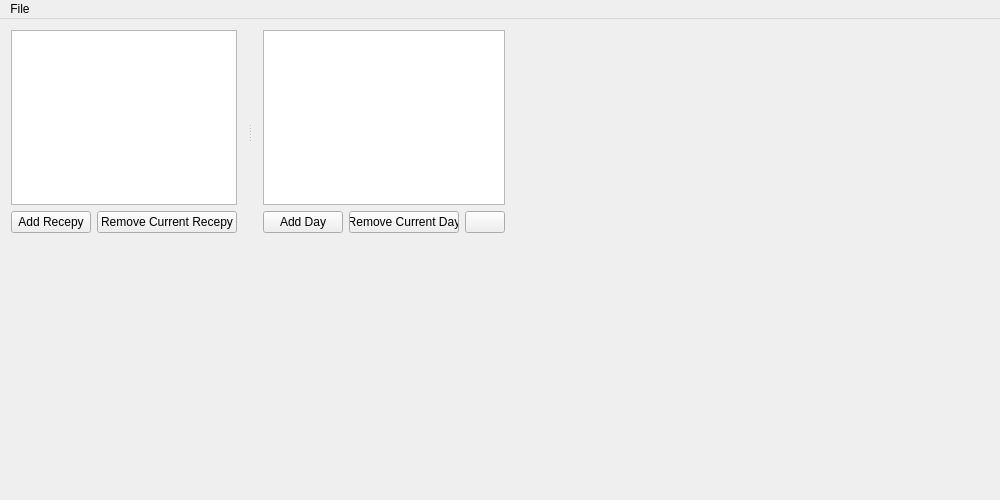
The window that mainwindow.ui (benjamin-zach/MiCasaQt) describes before a commit, drawn with Qt 5.
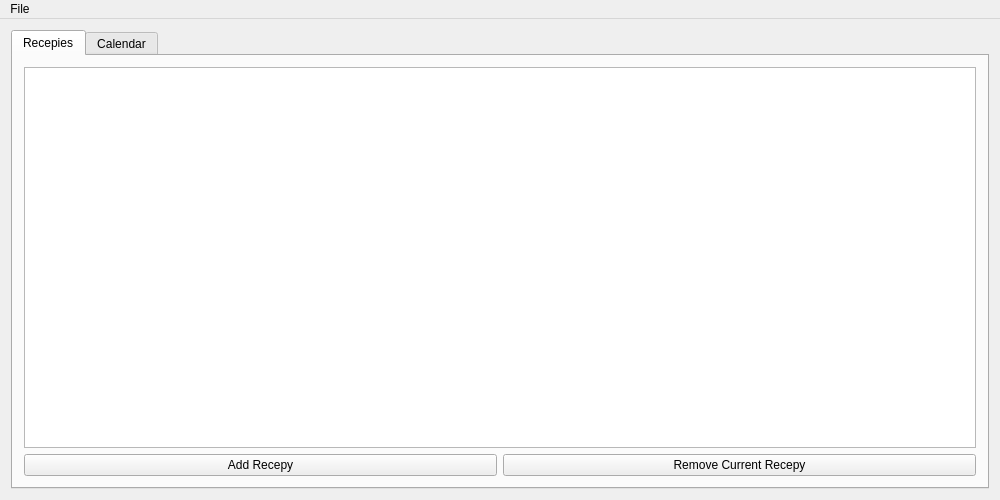
The same window after the commit. Icons and pictures are not drawn.

Diff of the .ui file:
```diff
--- a/mainwindow.ui
+++ b/mainwindow.ui
@@ -14,19 +14,18 @@
    <string>MainWindow</string>
   </property>
   <widget class="QWidget" name="centralWidget">
-   <widget class="QSplitter" name="splitter">
-    <property name="geometry">
-     <rect>
-      <x>0</x>
-      <y>0</y>
-      <width>516</width>
-      <height>225</height>
-     </rect>
-    </property>
-    <property name="orientation">
-     <enum>Qt::Horizontal</enum>
-    </property>
-    <widget class="QWidget" name="layoutWidget">
+   <layout class="QGridLayout" name="gridLayout_2">
+    <item row="0" column="0">
+     <widget class="QTabWidget" name="tabWidget">
+      <property name="currentIndex">
+       <number>0</number>
+      </property>
+      <widget class="QWidget" name="tab">
+       <attribute name="title">
+        <string>Recepies</string>
+       </attribute>
+       <layout class="QGridLayout" name="gridLayout_3">
+        <item row="0" column="0">
      <layout class="QVBoxLayout" name="CatalogueWidget">
       <item>
        <widget class="QListWidget" name="listWidget_2"/>
@@ -50,8 +49,15 @@
        </layout>
       </item>
      </layout>
-    </widget>
-    <widget class="QWidget" name="layoutWidget_2">
+        </item>
+       </layout>
+      </widget>
+      <widget class="QWidget" name="tab_2">
+       <attribute name="title">
+        <string>Calendar</string>
+       </attribute>
+       <layout class="QGridLayout" name="gridLayout">
+        <item row="0" column="0">
      <layout class="QVBoxLayout" name="CalenderWindet">
       <item>
        <widget class="QListWidget" name="listWidget"/>
@@ -87,8 +93,12 @@
        </layout>
       </item>
      </layout>
-    </widget>
-   </widget>
+        </item>
+       </layout>
+      </widget>
+     </widget>
+    </item>
+   </layout>
   </widget>
   <widget class="QMenuBar" name="menuBar">
    <property name="geometry">
```
Lines whose indentation alone changed are shown as unchanged.
